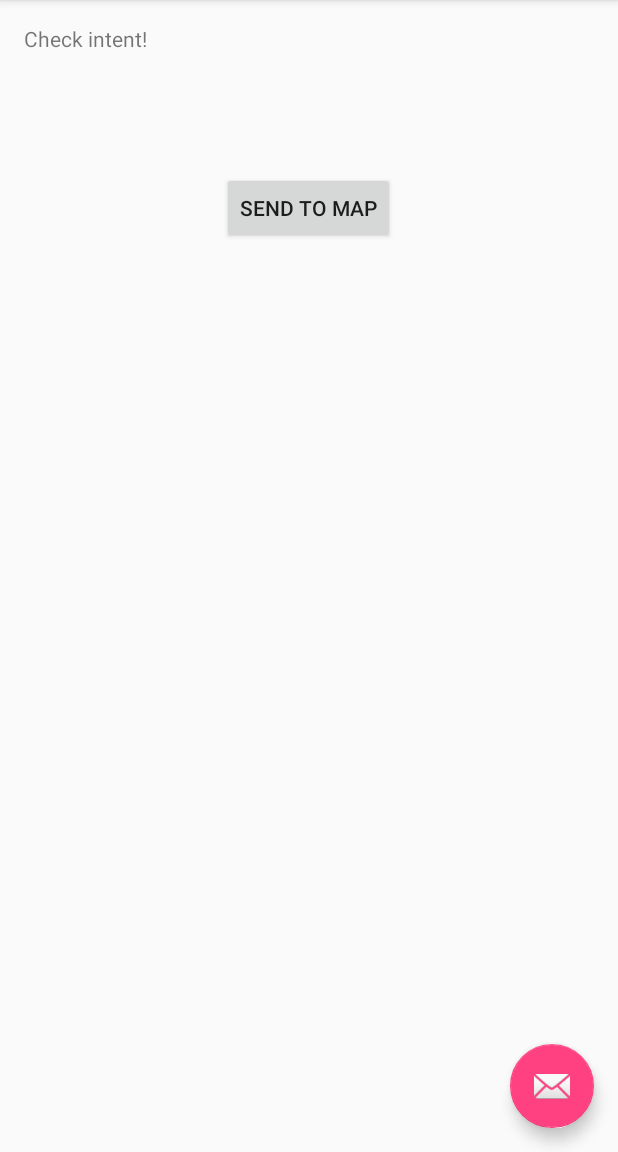
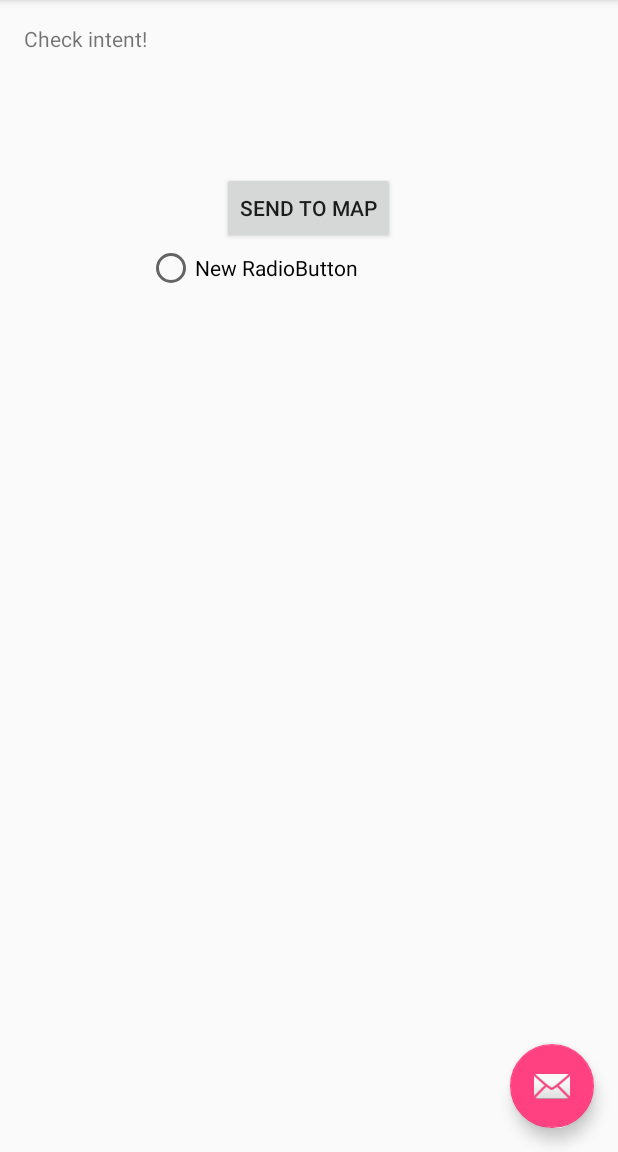
Before and after one commit to arvind9213/Intentexm, an Android app: the screen it shows after launch (MainActivity), on a phone screen of 412 x 824 dp, the part 84-1236 px from its top. Run offline under Robolectric (Android 15) with nearby library versions, the phone set to English and light mode, and no system bars.

Commit message:
finish for first release

```diff
--- a/app/src/main/res/layout/content_main.xml
+++ b/app/src/main/res/layout/content_main.xml
@@ -27,4 +27,13 @@
         android:layout_centerHorizontal="true"
         android:layout_marginTop="79dp"
         android:onClick="xyz" />
+
+    <RadioButton
+        android:layout_width="wrap_content"
+        android:layout_height="wrap_content"
+        android:text="New RadioButton"
+        android:id="@+id/radioButton"
+        android:layout_below="@+id/button"
+        android:layout_toRightOf="@+id/textView"
+        android:layout_toEndOf="@+id/textView" />
 </RelativeLayout>
```
